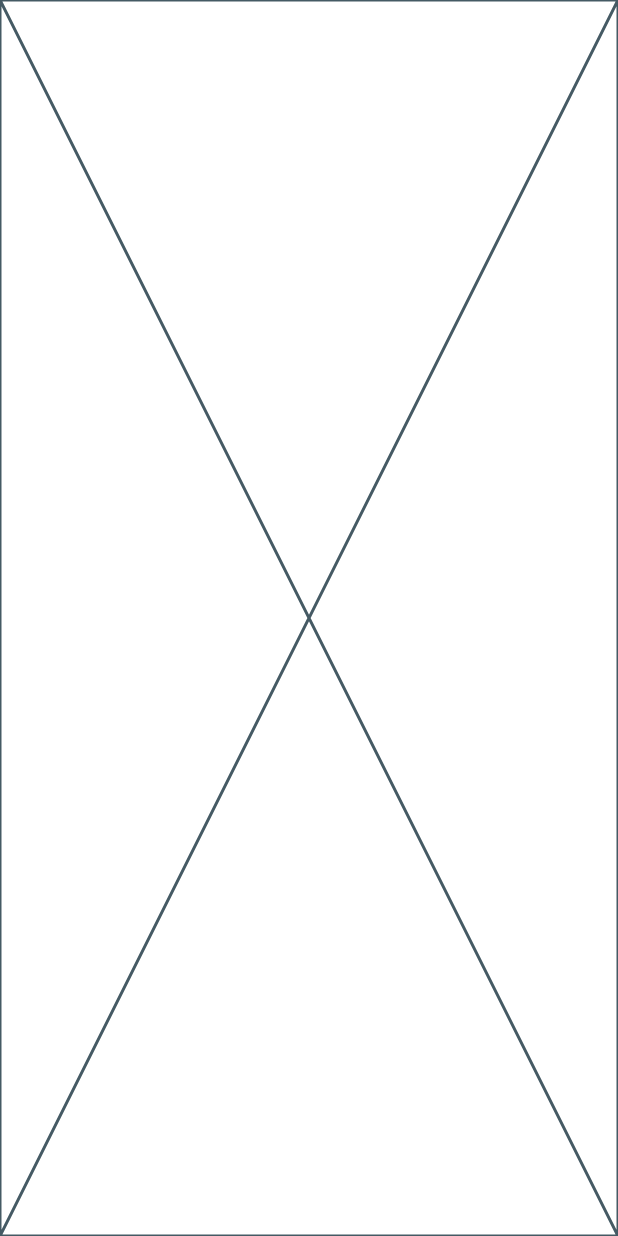
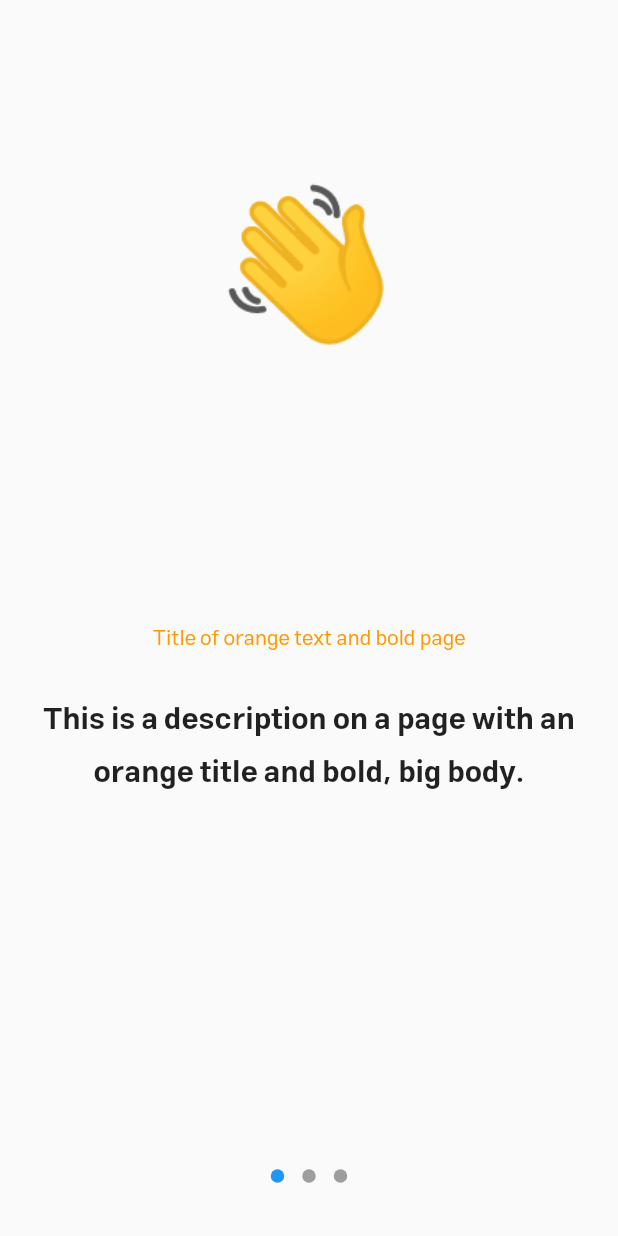
Before and after one commit to aligjahed/popcorn_time_flutter, a Flutter app: the screen it shows after launch, on a phone screen of 412 x 824 dp. Run offline on Flutter 3.47's test engine with Material 2 defaults, Android fonts, the light colour scheme and no system bars; drawn by our look-alikes of introduction_screen; our stand-ins replace floor, sqflite; accounts and stored records are empty; generated files the repository leaves out were written again.

Commit message:
Add Costume fonts and colros

```diff
--- /dev/null
+++ b/lib/config/Colors.dart
@@ -0,0 +1,5 @@
+import 'dart:ui';
+
+class Colors {
+  static final Color mainPurple = Color(0xFF5E3690);
+}
--- a/lib/main.dart
+++ b/lib/main.dart
@@ -1,4 +1,5 @@
 import 'package:flutter/material.dart';
+import 'package:introduction_screen/introduction_screen.dart';
 
 import 'db/database.dart';
 
@@ -24,6 +25,7 @@ class MyApp extends StatelessWidget {
       title: 'Flutter Demo',
       theme: ThemeData(
         primarySwatch: Colors.blue,
+        fontFamily: 'Estedad'
       ),
       home: const HomePage(),
     );
@@ -35,6 +37,55 @@ class HomePage extends StatelessWidget {
 
   @override
   Widget build(BuildContext context) {
-    return const Placeholder();
+    return IntroductionScreen(
+      next: const Text('next' , style: TextStyle(color: Colors.black)),
+      skip: Text('Skip'),
+      back: Text('back'),
+      showBottomPart: true,
+      isProgressTap: false,
+      showBackButton: true,
+
+      pages: [
+        PageViewModel(
+          title: "Title of orange text and bold page",
+          body: "This is a description on a page with an orange title and bold, big body.",
+          image: const Center(
+            child: Text("👋", style: TextStyle(fontSize: 100.0)),
+          ),
+          decoration: const PageDecoration(
+            titleTextStyle: TextStyle(color: Colors.orange),
+            bodyTextStyle: TextStyle(fontWeight: FontWeight.w700, fontSize: 20.0),
+          ),
+        ),
+        PageViewModel(
+          title: "Title of custom button page",
+          body: "This is a description on a page with a custom button below.",
+          image: Image.asset("res/images/logo.png", height: 175.0),
+          footer: ElevatedButton(
+            onPressed: () {
+              // On button pressed
+            },
+            child: const Text("Let's Go!"),
+          ),
+        ),
+        PageViewModel(
+          title: "Title of custom body page",
+          bodyWidget: Row(
+            mainAxisAlignment: MainAxisAlignment.center,
+            children: const [
+              Text("Click on "),
+              Icon(Icons.edit),
+              Text(" to edit a post"),
+            ],
+          ),
+          image: const Center(child: Icon(Icons.android)),
+        )
+      ],
+      showNextButton: false,
+      done: const Text("Done"),
+      onDone: () {
+        // On button pressed
+      },
+    );
   }
 }
```
Also changed, not shown: pubspec.yaml (+14 -1 lines), lib/assets/fonts/Estedad-Black.ttf (added), lib/assets/fonts/Estedad-Bold.ttf (added), lib/assets/fonts/Estedad-ExtraBold.ttf (added), lib/assets/fonts/Estedad-ExtraLight.ttf (added), lib/assets/fonts/Estedad-Light.ttf (added), lib/assets/fonts/Estedad-Medium.ttf (added), lib/assets/fonts/Estedad-Regular.ttf (added), lib/assets/fonts/Estedad-SemiBold.ttf (added), lib/assets/fonts/Estedad-Thin.ttf (added), pubspec.lock.
